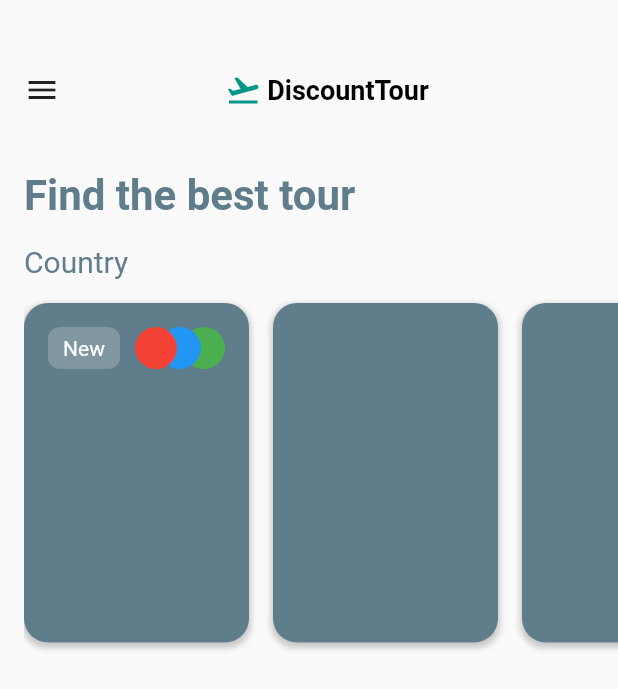
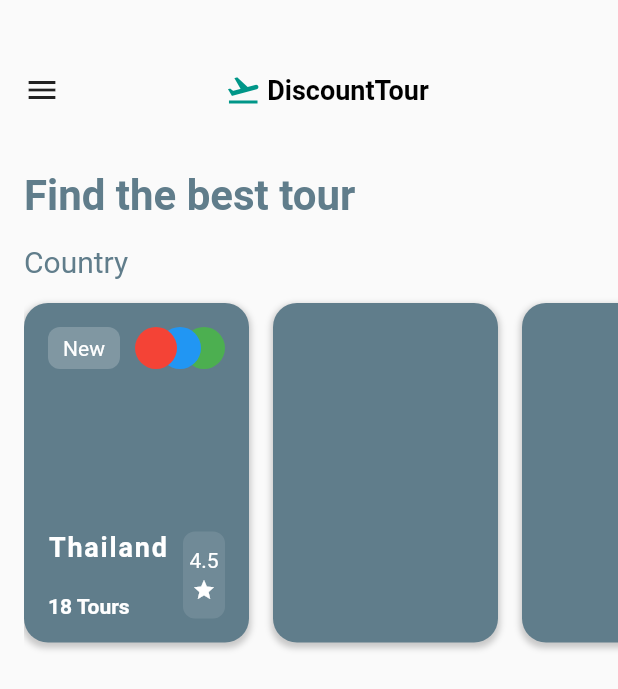
Before and after one commit to JAICHANGPARK/flutter_notebook_2nd_story, a Flutter app: the screen it shows after launch, on a phone screen of 412 x 824 dp. Shown: the top 689 px of the screen. Run offline on Flutter 3.47's test engine with Material 2 defaults, Android fonts, the phone set to English and light mode, and no system bars; our stand-ins replace avatar_glow, badges, bubble_bottom_bar, camera, google_maps_flutter, video_player; missing offline and left inert: flutter_particles, snappable.

Commit message:
Update main_page.dart

```diff
--- a/lib/discount_tour/main_page.dart
+++ b/lib/discount_tour/main_page.dart
@@ -112,8 +112,6 @@ class _MainPageState extends State<MainPage> {
                             ),
                           ),
                         ),
-
-
                         Positioned(
                           top: 16,
                           right: 16,
@@ -150,6 +148,57 @@ class _MainPageState extends State<MainPage> {
                             ),
                           ),
                         ),
+                        Positioned(
+                          bottom: 16,
+                          left: 16,
+                          right: 16,
+                          child: Container(
+                            height: 58,
+                            decoration: BoxDecoration(
+//                              color: Colors.blueAccent
+                            ),
+                            child: Row(
+                              mainAxisAlignment: MainAxisAlignment.spaceBetween,
+                              children: <Widget>[
+                                Column(
+                                  crossAxisAlignment: CrossAxisAlignment.start,
+                                  mainAxisAlignment: MainAxisAlignment.spaceBetween,
+                                  children: <Widget>[
+                                    Text("Thailand", style: TextStyle(
+                                      color: Colors.white,
+                                      fontWeight: FontWeight.bold,
+                                      letterSpacing: 1.2,
+                                      fontSize: 18
+                                    ),),
+                                    Text("18 Tours", style: TextStyle(
+                                      color: Colors.white,
+                                      fontWeight: FontWeight.bold
+                                    ),),
+                                  ],
+                                ),
+                                Container(
+                                  width: 28,
+                                  decoration: BoxDecoration(
+                                    color: Colors.white.withOpacity(.1),
+                                    borderRadius: BorderRadius.circular(8)
+                                  ),
+                                  child: Column(
+                                    mainAxisAlignment: MainAxisAlignment.center,
+                                    children: <Widget>[
+                                      Text("4.5", style: TextStyle(
+                                        color: Colors.white,
+                                      ),),
+                                      SizedBox(height: 4,),
+                                      Icon(Icons.star,color: Colors.white,
+                                      size: 16,)
+                                    ],
+                                  ),
+                                )
+                              ],
+                            ),
+                          ),
+
+                        )
                       ],
                     ),
                   ),
```
